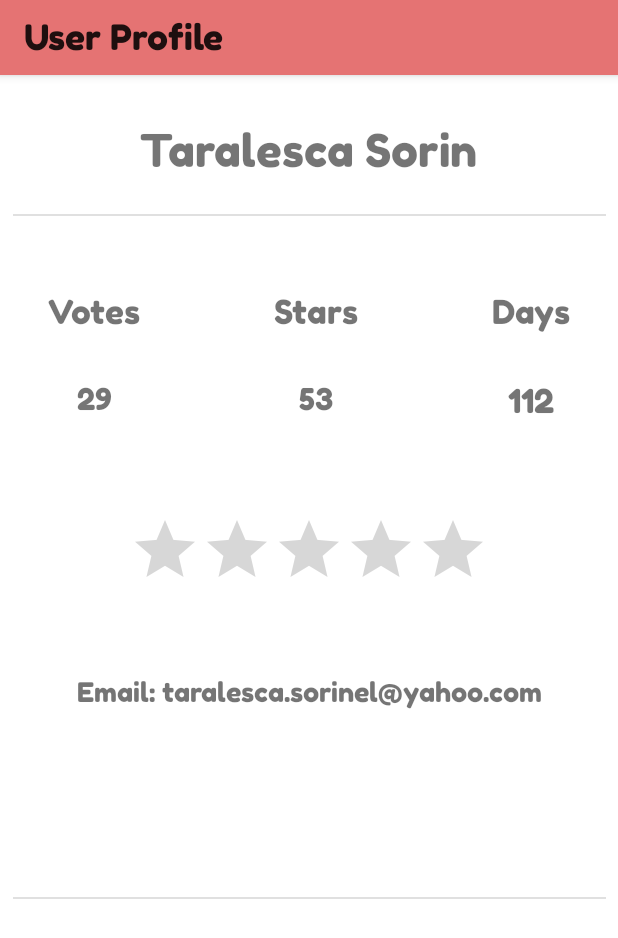
After one commit to taralesca/RepelApp, an Android app: the layout content_user_profile.xml on its own in the app's theme, with its tools: preview values and no code run, on a phone screen of 412 x 824 dp. The commit adds this screen. Shown: the top 938 px of the screen. Run offline under Robolectric (Android 15) with nearby library versions, the phone set to English and light mode, and no system bars.

Commit message:
Merge branch 'development' of C:\Users\decan\Desktop\RepelApp1 with conflicts.

```diff
--- a/app/src/main/AndroidManifest.xml
+++ b/app/src/main/AndroidManifest.xml
@@ -16,7 +16,11 @@
         android:supportsRtl="true"
         android:theme="@style/AppTheme"
         tools:ignore="GoogleAppIndexingWarning">
-        <activity android:name=".MainAdminActivity"></activity>
+        <activity
+            android:name=".UserProfile"
+            android:label="@string/title_activity_user_profile"
+            android:theme="@style/AppTheme.NoActionBar"></activity>
+        <activity android:name=".MainAdminActivity" />
         <activity
             android:name=".QuestionDetailActivity"
             android:label="@string/title_activity_question_detail"
--- a/app/src/main/java/com/valiant/repel/MainUserActivity.java
+++ b/app/src/main/java/com/valiant/repel/MainUserActivity.java
@@ -133,6 +133,12 @@ public class MainUserActivity extends AppCompatActivity
         int id = item.getItemId();
 
 
+
+        if(id == R.id.nav_profilesettings){
+            Intent intent = new Intent(MainUserActivity.this, UserProfile.class);
+            startActivity(intent);
+        }
+
         if (id == R.id.nav_logout) {
             FirebaseAuth.getInstance().signOut();
             toLoginActivity();
--- /dev/null
+++ b/app/src/main/res/layout/content_user_profile.xml
@@ -0,0 +1,166 @@
+<?xml version="1.0" encoding="utf-8"?>
+<androidx.constraintlayout.widget.ConstraintLayout xmlns:android="http://schemas.android.com/apk/res/android"
+    xmlns:app="http://schemas.android.com/apk/res-auto"
+    xmlns:tools="http://schemas.android.com/tools"
+    android:layout_width="match_parent"
+    android:layout_height="match_parent"
+    app:layout_behavior="@string/appbar_scrolling_view_behavior"
+    tools:context=".UserProfile"
+    >
+
+    <com.google.android.material.appbar.AppBarLayout
+        android:id="@+id/appBarLayout"
+        android:layout_width="0dp"
+        android:layout_height="50dp"
+        android:theme="@style/AppTheme.AppBarOverlay"
+        app:layout_constraintEnd_toEndOf="parent"
+        app:layout_constraintStart_toStartOf="parent"
+        app:layout_constraintTop_toTopOf="parent">
+
+        <androidx.appcompat.widget.Toolbar
+            android:id="@+id/toolbar"
+            android:layout_width="match_parent"
+            android:layout_height="match_parent"
+            android:background="?attr/colorPrimary"
+            app:popupTheme="@style/AppTheme.PopupOverlay"
+            app:title="User Profile"
+            app:titleMargin="6dp"
+            app:titleTextAppearance="@style/AppTheme.ActionBarText" />
+
+    </com.google.android.material.appbar.AppBarLayout>
+
+    <TextView
+        android:id="@+id/textView"
+        android:layout_width="wrap_content"
+        android:layout_height="wrap_content"
+        android:layout_marginTop="32dp"
+        android:fontFamily="@font/fredoka_one"
+        android:text="Taralesca Sorin"
+        android:textSize="30sp"
+        app:layout_constraintEnd_toEndOf="parent"
+        app:layout_constraintHorizontal_bias="0.497"
+        app:layout_constraintStart_toStartOf="parent"
+        app:layout_constraintTop_toBottomOf="@+id/appBarLayout" />
+
+    <View
+        android:id="@+id/divider"
+        android:layout_width="395dp"
+        android:layout_height="1dp"
+        android:layout_marginTop="24dp"
+        android:background="?android:attr/listDivider"
+        app:layout_constraintEnd_toEndOf="parent"
+        app:layout_constraintStart_toStartOf="parent"
+        app:layout_constraintTop_toBottomOf="@+id/textView" />
+
+    <TextView
+        android:id="@+id/textView2"
+        android:layout_width="wrap_content"
+        android:layout_height="wrap_content"
+        android:layout_marginStart="32dp"
+        android:layout_marginTop="50dp"
+        android:fontFamily="@font/fredoka_one"
+        android:text="Votes"
+        android:textSize="22sp"
+        app:layout_constraintStart_toStartOf="parent"
+        app:layout_constraintTop_toBottomOf="@+id/divider" />
+
+    <TextView
+        android:id="@+id/textView3"
+        android:layout_width="wrap_content"
+        android:layout_height="wrap_content"
+        android:layout_marginStart="8dp"
+        android:layout_marginTop="50dp"
+        android:layout_marginEnd="8dp"
+        android:fontFamily="@font/fredoka_one"
+        android:text="Stars"
+        android:textSize="22sp"
+        app:layout_constraintEnd_toStartOf="@+id/textView4"
+        app:layout_constraintStart_toEndOf="@+id/textView2"
+        app:layout_constraintTop_toBottomOf="@+id/divider" />
+
+    <TextView
+        android:id="@+id/textView4"
+        android:layout_width="wrap_content"
+        android:layout_height="wrap_content"
+        android:layout_marginTop="50dp"
+        android:layout_marginEnd="32dp"
+        android:fontFamily="@font/fredoka_one"
+        android:text="Days"
+        android:textSize="22sp"
+        app:layout_constraintEnd_toEndOf="parent"
+        app:layout_constraintTop_toBottomOf="@+id/divider" />
+
+    <TextView
+        android:id="@+id/textView5"
+        android:layout_width="wrap_content"
+        android:layout_height="wrap_content"
+        android:layout_marginTop="32dp"
+        android:fontFamily="@font/fredoka_one"
+        android:text="29"
+        android:textSize="20sp"
+        app:layout_constraintEnd_toEndOf="@+id/textView2"
+        app:layout_constraintStart_toStartOf="@+id/textView2"
+        app:layout_constraintTop_toBottomOf="@+id/textView2" />
+
+    <TextView
+        android:id="@+id/textView6"
+        android:layout_width="wrap_content"
+        android:layout_height="wrap_content"
+        android:layout_marginTop="32dp"
+        android:fontFamily="@font/fredoka_one"
+        android:text="53"
+        android:textSize="20sp"
+        app:layout_constraintEnd_toEndOf="@+id/textView3"
+        app:layout_constraintStart_toStartOf="@+id/textView3"
+        app:layout_constraintTop_toBottomOf="@+id/textView3" />
+
+    <TextView
+        android:id="@+id/textView7"
+        android:layout_width="wrap_content"
+        android:layout_height="wrap_content"
+        android:layout_marginTop="32dp"
+        android:fontFamily="@font/fredoka_one"
+        android:text="112"
+        android:textSize="22sp"
+        app:layout_constraintEnd_toEndOf="@+id/textView4"
+        app:layout_constraintStart_toStartOf="@+id/textView4"
+        app:layout_constraintTop_toBottomOf="@+id/textView4" />
+
+    <RatingBar
+        android:id="@+id/ratingBar"
+        android:layout_width="wrap_content"
+        android:layout_height="wrap_content"
+        android:layout_marginTop="64dp"
+        app:layout_constraintEnd_toEndOf="parent"
+        app:layout_constraintStart_toStartOf="parent"
+        app:layout_constraintTop_toBottomOf="@+id/textView6" />
+
+    <TextView
+        android:id="@+id/textView8"
+        android:layout_width="wrap_content"
+        android:layout_height="wrap_content"
+        android:layout_marginStart="8dp"
+        android:layout_marginTop="50dp"
+        android:layout_marginEnd="8dp"
+        android:fontFamily="@font/fredoka_one"
+        android:text="Email: taralesca.sorinel@yahoo.com"
+        android:textSize="18sp"
+        app:layout_constraintEnd_toEndOf="parent"
+        app:layout_constraintStart_toStartOf="parent"
+        app:layout_constraintTop_toBottomOf="@+id/ratingBar" />
+
+    <View
+        android:id="@+id/divider2"
+        android:layout_width="395dp"
+        android:layout_height="1dp"
+        android:layout_marginStart="8dp"
+        android:layout_marginEnd="8dp"
+        android:layout_marginBottom="100dp"
+        android:background="?android:attr/listDivider"
+        app:layout_constraintBottom_toBottomOf="parent"
+        app:layout_constraintEnd_toEndOf="parent"
+        app:layout_constraintStart_toStartOf="parent"
+        app:layout_constraintTop_toBottomOf="@+id/textView8" />
+
+
+</androidx.constraintlayout.widget.ConstraintLayout>
--- a/app/src/main/res/values/dimens.xml
+++ b/app/src/main/res/values/dimens.xml
@@ -4,6 +4,6 @@
     <dimen name="activity_vertical_margin">16dp</dimen>
     <dimen name="nav_header_vertical_spacing">8dp</dimen>
     <dimen name="nav_header_height">176dp</dimen>
-    <dimen name="card_padding">12.5dp</dimen>
+    <dimen name="fab_margin">16dp</dimen>
     <!--<dimen name="fab_margin">16dp</dimen>-->
 </resources>
--- a/app/src/main/res/values/strings.xml
+++ b/app/src/main/res/values/strings.xml
@@ -36,6 +36,7 @@
     <string name="prompt_question_content">intrebare intrebatoare</string>
     <string name="action_question_submit">Submit</string>
     <string name="prompt_question_anonimity">Post anonimously</string>
+    <string name="title_activity_user_profile">UserProfile</string>
     <!--
     <string-array name="accounts">
         <item>Vasilica Farafrica</item>
--- a/app/src/main/res/values/styles.xml
+++ b/app/src/main/res/values/styles.xml
@@ -6,22 +6,19 @@
         <item name="colorPrimary">@color/colorPrimary</item>
         <item name="colorPrimaryDark">@color/colorPrimaryDark</item>
         <item name="colorAccent">@color/colorAccent</item>
-
-        <!--<item name="android:background">@color/backgroundLight</item>-->
-        <item name="android:windowBackground">@color/colorBackgroundLight</item>
-        <!--<item name="android:colorBackground">@color/backgroundLight</item>-->
-
-        <item name="android:fontFamily"> @font/raleway</item>
-        <item name="android:textColor">@color/colorTextLight</item>
-
+        <!--<item name="android:windowBackground">@color/backgroundDark</item>-->
+        <item name="android:fontFamily">@font/raleway</item>
     </style>
 
     <style name="AppTheme.NoActionBar">
         <item name="windowActionBar">false</item>
         <item name="windowNoTitle">true</item>
     </style>
+
     <style name="AppTheme.AppBarOverlay" parent="ThemeOverlay.MaterialComponents.ActionBar" />
+
     <style name="AppTheme.PopupOverlay" parent="ThemeOverlay.MaterialComponents" />
+
     <style name="AppTheme.ActionBarText" parent="android:TextAppearance">
         <item name="android:fontFamily">@font/fredoka_one</item>
         <item name="android:textSize">23sp</item>
```
Also changed, not shown: app/src/main/java/com/valiant/repel/UserProfile.java (+1 -11 lines), app/src/main/res/layout/activity_user_profile.xml (+157 -134 lines).
